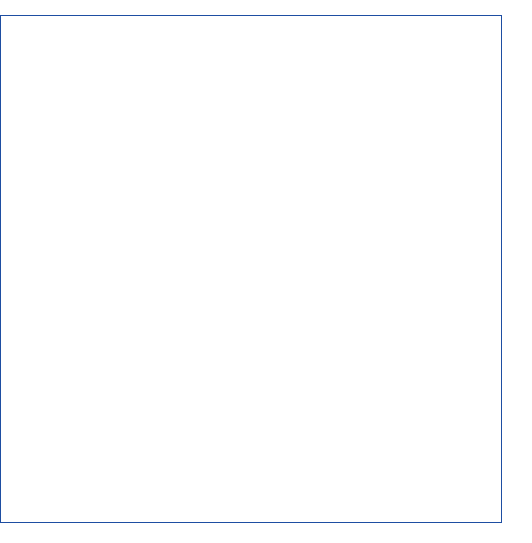
First picture: the form in parsec/core/gui/forms/settings_widget.ui, repository Scille/parsec-cloud, before the edit.
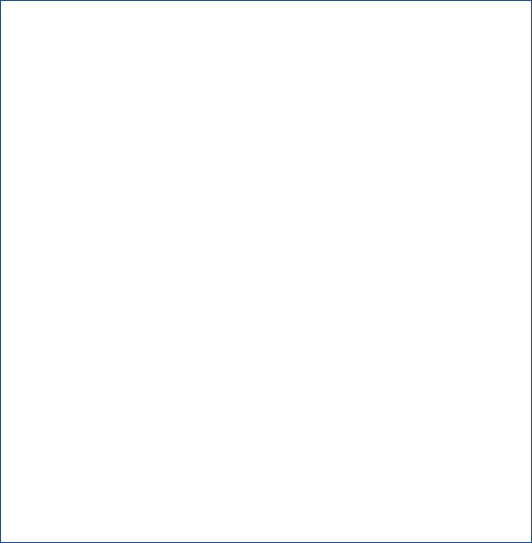
Second picture: the form after the edit. Icons and pictures are not drawn.

The edit to the form file:
```diff
--- a/parsec/core/gui/forms/settings_widget.ui
+++ b/parsec/core/gui/forms/settings_widget.ui
@@ -130,13 +130,13 @@
     <number>0</number>
    </property>
    <property name="topMargin">
-    <number>15</number>
+    <number>0</number>
    </property>
    <property name="rightMargin">
-    <number>30</number>
+    <number>0</number>
    </property>
    <property name="bottomMargin">
-    <number>20</number>
+    <number>0</number>
    </property>
    <item>
     <widget class="QTabWidget" name="tab_settings">
```
